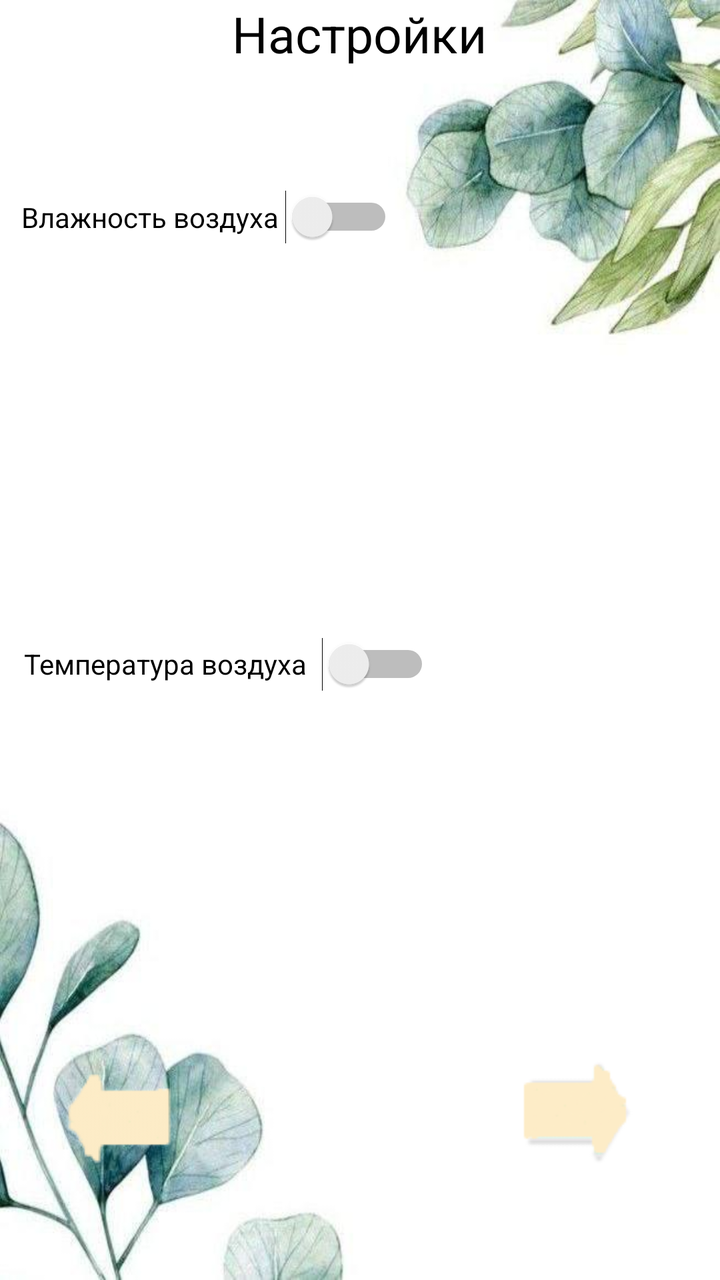
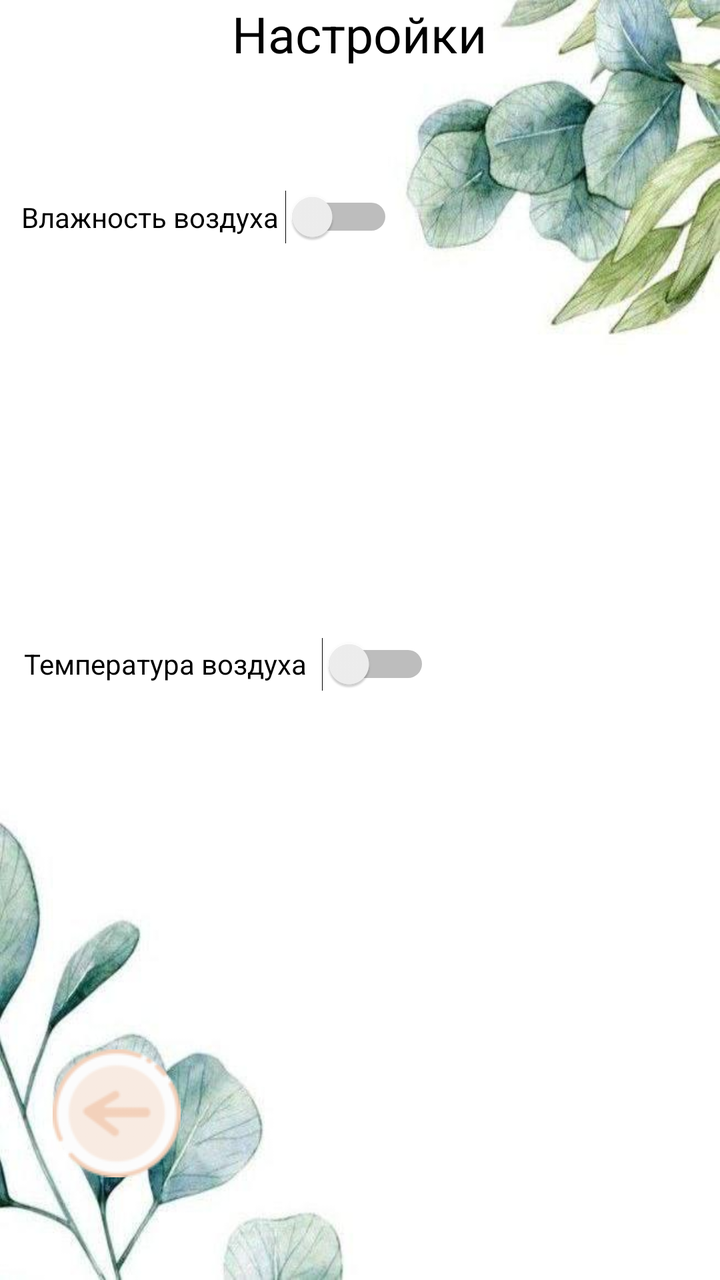

Before-and-after screenshots of an Android layout around one commit, followed by the original layout XML and the change that was made.
<!-- AndroidManifest.xml: application theme Theme.Plant_care -->
<!-- res/layout/activity_main_activityreadyscript2.xml -->
<?xml version="1.0" encoding="utf-8"?>
<androidx.constraintlayout.widget.ConstraintLayout xmlns:android="http://schemas.android.com/apk/res/android"
    xmlns:app="http://schemas.android.com/apk/res-auto"
    xmlns:tools="http://schemas.android.com/tools"
    android:id="@+id/main"
    android:layout_width="match_parent"
    android:layout_height="match_parent"
    android:background="@drawable/a"
    tools:context=".MainActivityreadyscript2">

    <ImageButton
        android:id="@+id/imageButton"
        android:layout_width="69dp"
        android:layout_height="66dp"
        app:layout_constraintBottom_toBottomOf="parent"
        app:layout_constraintEnd_toEndOf="parent"
        app:layout_constraintHorizontal_bias="0.871"
        app:layout_constraintStart_toStartOf="parent"
        app:layout_constraintTop_toTopOf="parent"
        app:layout_constraintVertical_bias="0.912"
        android:src="@drawable/strelkavpravo"
        android:background="@null"
        app:srcCompat="@drawable/strelkavpravo" />

    <ImageButton
        android:id="@+id/imageButton2"
        android:layout_width="wrap_content"
        android:layout_height="wrap_content"
        app:layout_constraintBottom_toBottomOf="parent"
        app:layout_constraintEnd_toEndOf="parent"
        app:layout_constraintStart_toStartOf="parent"
        app:layout_constraintTop_toTopOf="parent"
        app:layout_constraintHorizontal_bias="0.0926"
        app:layout_constraintVertical_bias="0.912"
        android:src="@drawable/strelkavlevo"
        android:background="@null"
        app:srcCompat="@drawable/strelkavlevo" />

    <Button
        android:id="@+id/button8"
        android:layout_width="149dp"
        android:layout_height="74dp"
        android:backgroundTint="@color/reg_button_colour"
        android:text="Сохранить"
        android:textColor="@color/black"
        app:layout_constraintBottom_toBottomOf="parent"
        app:layout_constraintEnd_toEndOf="parent"
        android:visibility="gone"
        app:layout_constraintHorizontal_bias="0.893"
        app:layout_constraintStart_toStartOf="parent"
        app:layout_constraintTop_toTopOf="parent"
        app:layout_constraintVertical_bias="0.391" />

    <Button
        android:id="@+id/button12"
        android:layout_width="149dp"
        android:layout_height="74dp"
        android:backgroundTint="@color/reg_button_colour"
        android:text="Сохранить"
        android:textColor="@color/black"
        app:layout_constraintBottom_toBottomOf="parent"
        app:layout_constraintEnd_toEndOf="parent"
        android:visibility="gone"
        app:layout_constraintHorizontal_bias="0.893"
        app:layout_constraintStart_toStartOf="parent"
        app:layout_constraintTop_toTopOf="parent"
        app:layout_constraintVertical_bias="0.776" />

    <EditText
        android:id="@+id/editTextText5"
        android:layout_width="119dp"
        android:layout_height="42dp"
        android:ems="10"
        android:inputType="text"
        app:layout_constraintBottom_toBottomOf="parent"
        app:layout_constraintEnd_toEndOf="parent"
        app:layout_constraintHorizontal_bias="0.303"
        android:visibility="gone"
        android:textColor="@color/black"
        app:layout_constraintStart_toStartOf="parent"
        app:layout_constraintTop_toTopOf="parent"
        app:layout_constraintVertical_bias="0.419" />

    <EditText
        android:id="@+id/editTextText9"
        android:layout_width="119dp"
        android:layout_height="42dp"
        android:ems="10"
        android:inputType="text"
        android:textColor="@color/black"
        app:layout_constraintBottom_toBottomOf="parent"
        app:layout_constraintEnd_toEndOf="parent"
        android:visibility="gone"
        app:layout_constraintHorizontal_bias="0.304"
        app:layout_constraintStart_toStartOf="parent"
        app:layout_constraintTop_toTopOf="parent"
        app:layout_constraintVertical_bias="0.786" />

    <EditText
        android:id="@+id/editTextText7"
        android:layout_width="119dp"
        android:layout_height="42dp"
        android:ems="10"
        android:inputType="text"
        app:layout_constraintBottom_toBottomOf="parent"
        app:layout_constraintEnd_toEndOf="parent"
        app:layout_constraintHorizontal_bias="0.303"
        android:visibility="gone"
        android:textColor="@color/black"
        app:layout_constraintStart_toStartOf="parent"
        app:layout_constraintTop_toTopOf="parent"
        app:layout_constraintVertical_bias="0.358" />

    <EditText
        android:id="@+id/editTextText8"
        android:layout_width="119dp"
        android:layout_height="42dp"
        android:ems="10"
        android:inputType="text"
        android:textColor="@color/black"
        app:layout_constraintBottom_toBottomOf="parent"
        app:layout_constraintEnd_toEndOf="parent"
        android:visibility="gone"
        app:layout_constraintHorizontal_bias="0.304"
        app:layout_constraintStart_toStartOf="parent"
        app:layout_constraintTop_toTopOf="parent"
        app:layout_constraintVertical_bias="0.725" />

    <TextView
        android:id="@+id/textView15"
        android:layout_width="86dp"
        android:layout_height="42dp"
        app:layout_constraintBottom_toBottomOf="parent"
        android:visibility="gone"
        app:layout_constraintEnd_toEndOf="parent"
        app:layout_constraintHorizontal_bias="0.0"
        android:textColor="@color/black"
        app:layout_constraintStart_toStartOf="parent"
        app:layout_constraintTop_toTopOf="parent"
        app:layout_constraintVertical_bias="0.358" />

    <TextView
        android:id="@+id/textView18"
        android:layout_width="86dp"
        android:layout_height="42dp"
        android:textColor="@color/black"
        android:visibility="gone"
        app:layout_constraintBottom_toBottomOf="parent"
        app:layout_constraintEnd_toEndOf="parent"
        app:layout_constraintHorizontal_bias="0.009"
        app:layout_constraintStart_toStartOf="parent"
        app:layout_constraintTop_toTopOf="parent"
        app:layout_constraintVertical_bias="0.725" />

    <TextView
        android:id="@+id/textView16"
        android:layout_width="86dp"
        android:layout_height="42dp"
        app:layout_constraintBottom_toBottomOf="parent"
        android:visibility="gone"
        app:layout_constraintEnd_toEndOf="parent"
        app:layout_constraintHorizontal_bias="0.0"
        android:textColor="@color/black"
        app:layout_constraintStart_toStartOf="parent"
        app:layout_constraintTop_toTopOf="parent"
        app:layout_constraintVertical_bias="0.419" />

    <TextView
        android:id="@+id/textView19"
        android:layout_width="86dp"
        android:layout_height="42dp"
        android:textColor="@color/black"
        android:visibility="gone"
        app:layout_constraintBottom_toBottomOf="parent"
        app:layout_constraintEnd_toEndOf="parent"
        app:layout_constraintHorizontal_bias="0.009"
        app:layout_constraintStart_toStartOf="parent"
        app:layout_constraintTop_toTopOf="parent"
        app:layout_constraintVertical_bias="0.786" />

    <TextView
        android:id="@+id/textView12"
        android:layout_width="397dp"
        android:layout_height="98dp"
        app:layout_constraintBottom_toBottomOf="parent"
        app:layout_constraintEnd_toEndOf="parent"
        android:visibility="gone"
        android:textColor="@color/black"
        app:layout_constraintHorizontal_bias="0.0"
        app:layout_constraintStart_toStartOf="parent"
        app:layout_constraintTop_toTopOf="parent"
        app:layout_constraintVertical_bias="0.235" />

    <TextView
        android:id="@+id/textView17"
        android:layout_width="397dp"
        android:layout_height="98dp"
        android:textColor="@color/black"
        app:layout_constraintBottom_toBottomOf="parent"
        android:visibility="gone"
        app:layout_constraintEnd_toEndOf="parent"
        app:layout_constraintHorizontal_bias="0.0"
        app:layout_constraintStart_toStartOf="parent"
        app:layout_constraintTop_toTopOf="parent"
        app:layout_constraintVertical_bias="0.635" />

    <Switch
        android:id="@+id/switch1"
        android:textColor="@color/black"
        android:layout_width="186dp"
        android:layout_height="57dp"
        android:text="Влажность воздуха"
        app:layout_constraintBottom_toBottomOf="parent"
        app:layout_constraintEnd_toEndOf="parent"
        app:layout_constraintHorizontal_bias="0.061"
        app:layout_constraintStart_toStartOf="parent"
        app:layout_constraintTop_toTopOf="parent"
        app:layout_constraintVertical_bias="0.137" />

    <Switch
        android:id="@+id/switch4"
        android:layout_width="203dp"
        android:layout_height="46dp"
        android:text="Температура воздуха"
        android:textColor="@color/black"
        app:layout_constraintBottom_toBottomOf="parent"
        app:layout_constraintEnd_toEndOf="parent"
        app:layout_constraintHorizontal_bias="0.076"
        app:layout_constraintStart_toStartOf="parent"
        app:layout_constraintTop_toTopOf="parent"
        app:layout_constraintVertical_bias="0.52" />

    <TextView
        android:id="@+id/textView7"
        android:layout_width="324dp"
        android:layout_height="64dp"
        android:text="Настройки"
        android:textAlignment="center"
        android:textColor="@color/black"
        android:textSize="25sp"
        app:layout_constraintBottom_toBottomOf="parent"
        app:layout_constraintEnd_toEndOf="parent"
        app:layout_constraintHorizontal_bias="0.494"
        app:layout_constraintStart_toStartOf="parent"
        app:layout_constraintTop_toTopOf="parent"
        app:layout_constraintVertical_bias="0.0" />


</androidx.constraintlayout.widget.ConstraintLayout>
<!-- resources referenced by this layout -->
<resources>
  <color name="black">#FF000000</color>
  <color name="reg_button_colour">#FDDDC7</color>
  <!-- drawable a: jpg bitmap (drawable, 26657 bytes) -->
  <!-- drawable strelkavlevo: jpg bitmap (drawable, 1917 bytes) -->
  <!-- drawable strelkavpravo: png bitmap (drawable, 1684 bytes) -->
  <style name="Theme.Plant_care" parent="Base.Theme.Plant_care" />
  <style name="Base.Theme.Plant_care" parent="Theme.Material3.DayNight.NoActionBar">
          
          <item name="android:statusBarColor" tools:targetApi="l">@color/StatusBar_colour</item>
          
          
      </style>
  <color name="StatusBar_colour">#e7e9d4</color>
</resources>

<!-- the commit's change to res/layout/activity_main_activityreadyscript2.xml (unified diff, before → after) -->
@@ -9,32 +9,17 @@
     tools:context=".MainActivityreadyscript2">
 
     <ImageButton
-        android:id="@+id/imageButton"
-        android:layout_width="69dp"
-        android:layout_height="66dp"
-        app:layout_constraintBottom_toBottomOf="parent"
-        app:layout_constraintEnd_toEndOf="parent"
-        app:layout_constraintHorizontal_bias="0.871"
-        app:layout_constraintStart_toStartOf="parent"
-        app:layout_constraintTop_toTopOf="parent"
-        app:layout_constraintVertical_bias="0.912"
-        android:src="@drawable/strelkavpravo"
-        android:background="@null"
-        app:srcCompat="@drawable/strelkavpravo" />
-
-    <ImageButton
         android:id="@+id/imageButton2"
         android:layout_width="wrap_content"
         android:layout_height="wrap_content"
-        app:layout_constraintBottom_toBottomOf="parent"
-        app:layout_constraintEnd_toEndOf="parent"
-        app:layout_constraintStart_toStartOf="parent"
-        app:layout_constraintTop_toTopOf="parent"
-        app:layout_constraintHorizontal_bias="0.0926"
-        app:layout_constraintVertical_bias="0.912"
-        android:src="@drawable/strelkavlevo"
         android:background="@null"
-        app:srcCompat="@drawable/strelkavlevo" />
+        android:src="@drawable/___1_"
+        app:layout_constraintBottom_toBottomOf="parent"
+        app:layout_constraintEnd_toEndOf="parent"
+        app:layout_constraintHorizontal_bias="0.089"
+        app:layout_constraintStart_toStartOf="parent"
+        app:layout_constraintTop_toTopOf="parent"
+        app:layout_constraintVertical_bias="0.911" />
 
     <Button
         android:id="@+id/button8"
<!-- resource entries referenced after the edit -->
@@ -2,9 +2,8 @@
 <resources>
   <color name="black">#FF000000</color>
   <color name="reg_button_colour">#FDDDC7</color>
+  <!-- drawable ___1_: png bitmap (drawable, 16624 bytes) -->
   <!-- drawable a: jpg bitmap (drawable, 26657 bytes) -->
-  <!-- drawable strelkavlevo: jpg bitmap (drawable, 1917 bytes) -->
-  <!-- drawable strelkavpravo: png bitmap (drawable, 1684 bytes) -->
   <style name="Theme.Plant_care" parent="Base.Theme.Plant_care" />
   <style name="Base.Theme.Plant_care" parent="Theme.Material3.DayNight.NoActionBar">
           
